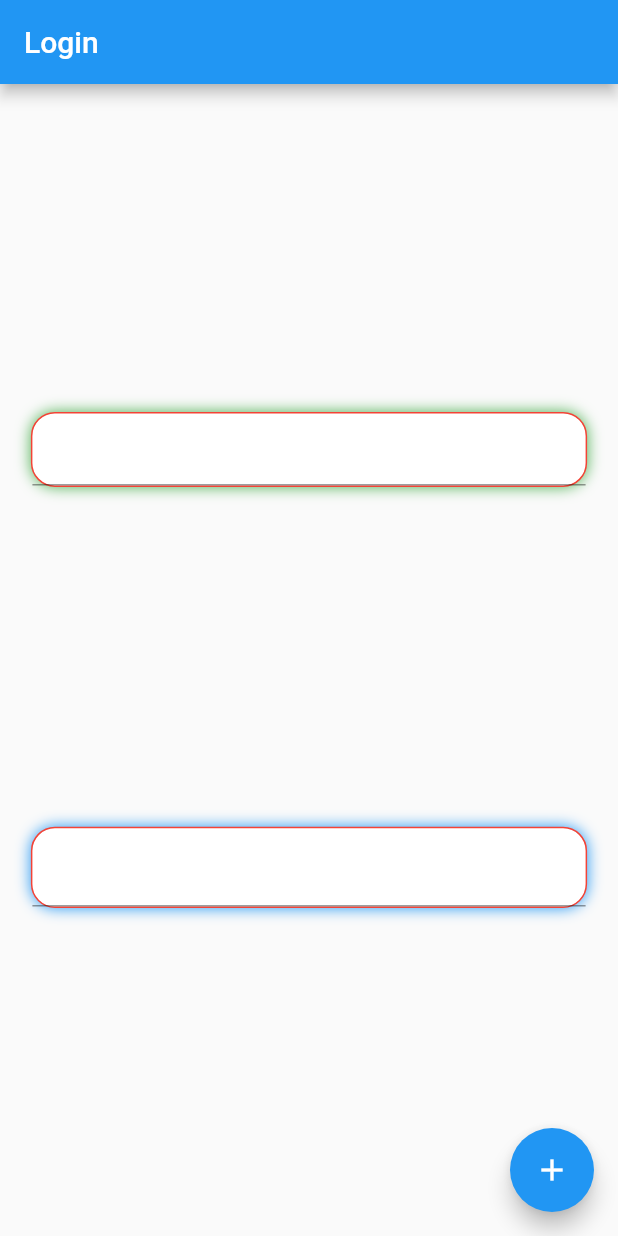
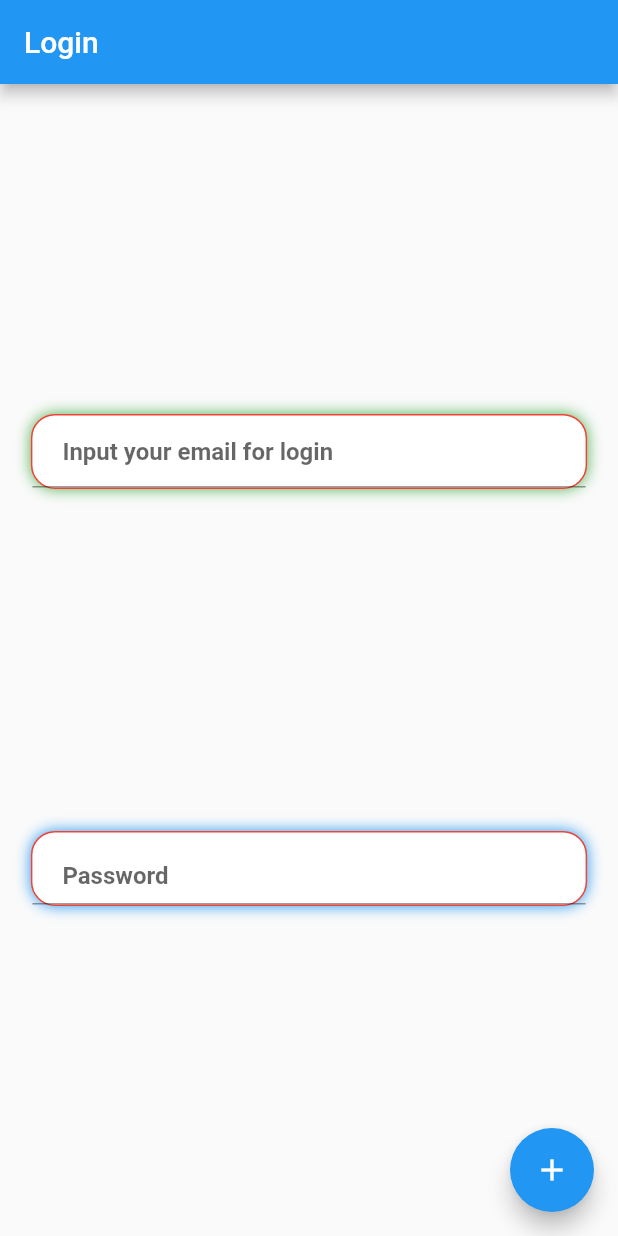
Before and after one commit to developerBBee/flutter_firebase_sample, a Flutter app: the screen it shows after launch, on a phone screen of 412 x 824 dp. Run offline on Flutter 3.47's test engine with Material 2 defaults, Android fonts, the phone set to English and light mode, and no system bars; our stand-ins replace cloud_firestore, firebase_auth, firebase_core, flutter_riverpod, freezed_annotation; accounts and stored records are empty; generated files the repository leaves out were written again.

Commit message:
Add hint to text fields

```diff
--- a/lib/details/rounded_password_field.dart
+++ b/lib/details/rounded_password_field.dart
@@ -30,6 +30,9 @@ class RoundedPasswordField extends StatelessWidget{
         controller: controller,
         obscureText: obscureText,
         decoration: InputDecoration(
+          contentPadding: const EdgeInsets.symmetric(horizontal: 20.0),
+          hintText: "Password",
+          hintStyle: const TextStyle(fontWeight: FontWeight.bold),
           suffix: InkWell(
             child: obscureText ? Icon(Icons.visibility_off) : Icon(Icons.visibility),
             onTap: toggleObsureText,
--- a/lib/details/rounded_text_field.dart
+++ b/lib/details/rounded_text_field.dart
@@ -10,6 +10,7 @@ class RoundedTextField extends StatelessWidget{
     required this.color,
     required this.borderColor,
     required this.shadowColor,
+    required this.hintText,
   }) : super(key: key);
   final TextInputType keyboardType;
   final void Function(String)? onChanged;
@@ -17,6 +18,7 @@ class RoundedTextField extends StatelessWidget{
   final Color color;
   final Color borderColor;
   final Color shadowColor;
+  final String hintText;
 
   @override
   Widget build(BuildContext context) {
@@ -25,8 +27,14 @@ class RoundedTextField extends StatelessWidget{
       borderColor: borderColor,
       shadowColor: shadowColor,
       child: TextFormField(
+
         keyboardType: keyboardType,
         onChanged: onChanged,
+        decoration: InputDecoration(
+          contentPadding: const EdgeInsets.symmetric(horizontal: 20.0),
+          hintText: hintText,
+          hintStyle: const TextStyle(fontWeight: FontWeight.bold)
+        ),
         controller: controller,
       )
     );
--- a/lib/views/login_page.dart
+++ b/lib/views/login_page.dart
@@ -39,6 +39,7 @@ class LoginPage extends ConsumerWidget {
             color: Colors.white,
             borderColor: Colors.red,
             shadowColor: Colors.green,
+            hintText: "Input your email for login",
           ),
           RoundedPasswordField(
             onChanged: (text) => loginModel.password = text,
--- a/lib/views/signup_page.dart
+++ b/lib/views/signup_page.dart
@@ -33,6 +33,7 @@ class SignupPage extends ConsumerWidget {
             color: Colors.white,
             borderColor: Colors.red,
             shadowColor: Colors.purple,
+            hintText: "Input your email for signup",
           ),
           RoundedPasswordField(
             onChanged: (text) => signupModel.password = text,
```
